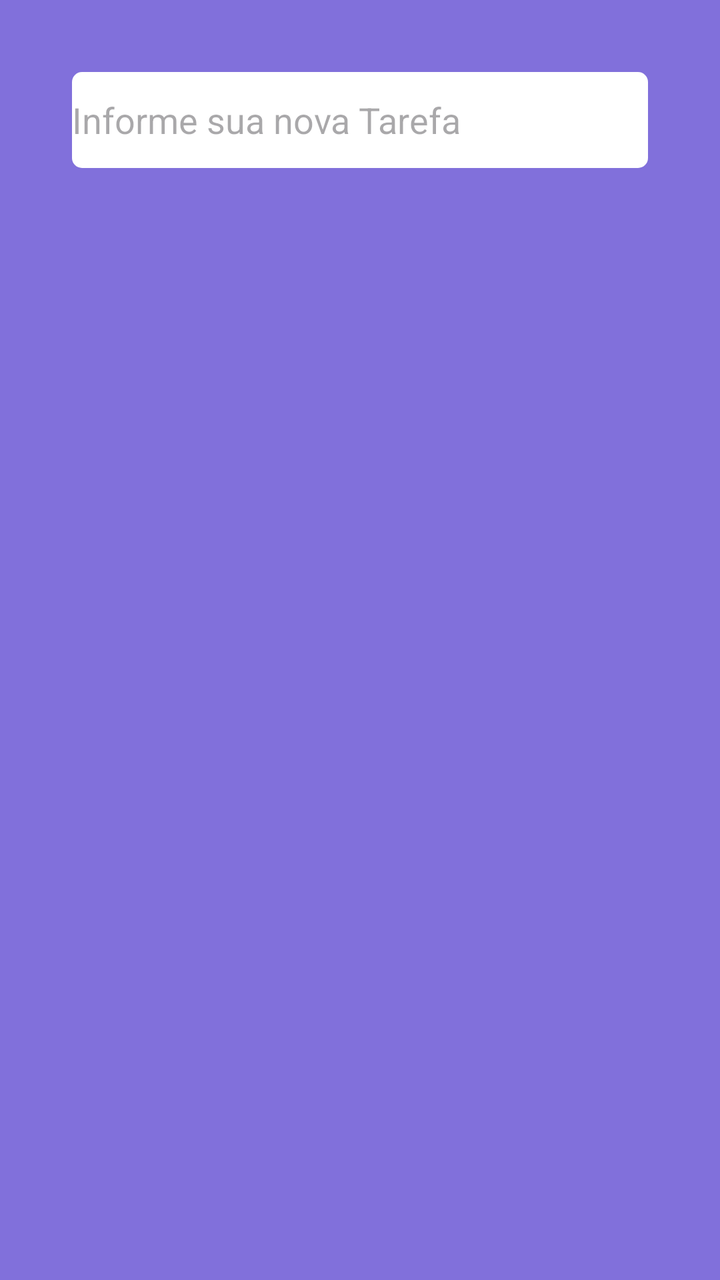
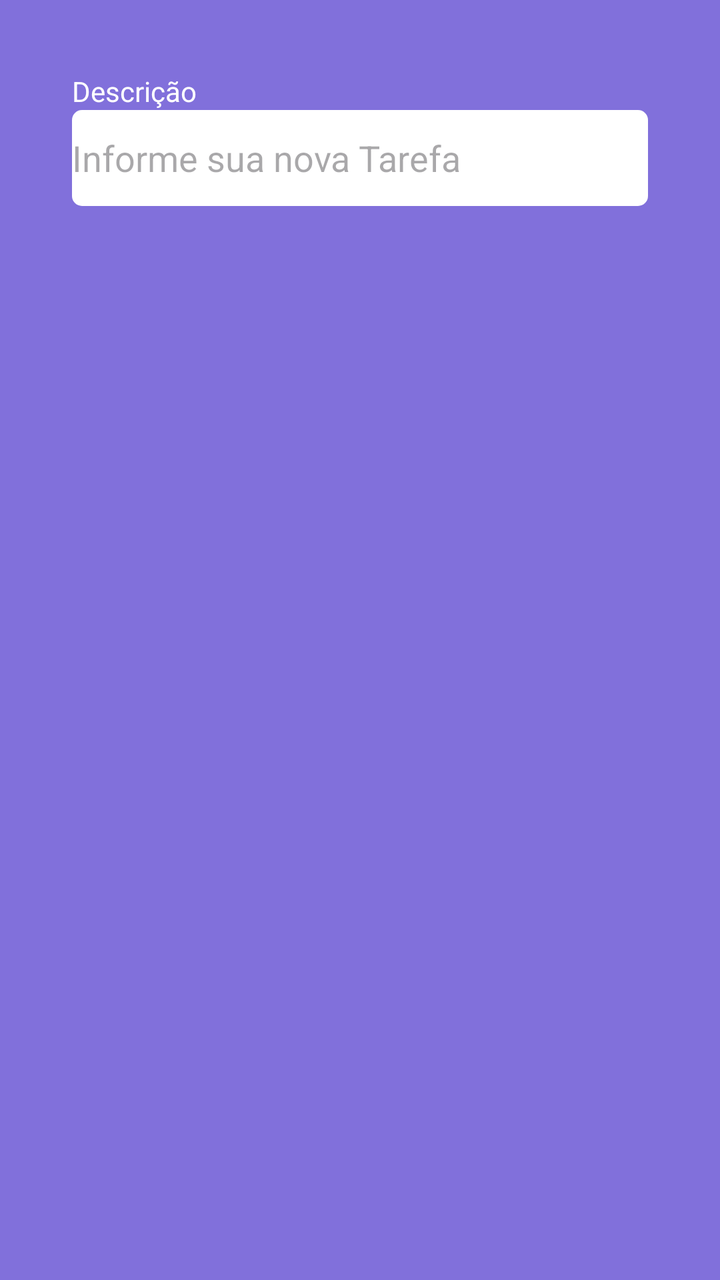

An Android layout rendered at two revisions. The XML below is the earlier revision; the diff shows what the commit changed to produce the second picture.
<!-- AndroidManifest.xml: application theme Theme.Kanban -->
<!-- res/layout/fragment_form_task.xml -->
<?xml version="1.0" encoding="utf-8"?>
<ScrollView xmlns:android="http://schemas.android.com/apk/res/android"
    xmlns:tools="http://schemas.android.com/tools"
    android:layout_width="match_parent"
    android:layout_height="match_parent"
    xmlns:app="http://schemas.android.com/apk/res-auto"
    tools:context=".ui.FormTaskFragment"
    android:padding="20dp"
    android:fillViewport="true">
    
<androidx.constraintlayout.widget.ConstraintLayout
    android:layout_width="match_parent"
    android:layout_height="match_parent"
    android:padding="16dp">

    <TextView
        android:id="@+id/textView"
        android:layout_width="wrap_content"
        android:layout_height="wrap_content"
        android:text="Descrição"
        android:textColor="@color/white"
        app:layout_constraintStart_toStartOf="parent"
        app:layout_constraintTop_toTopOf="parent" />

    <EditText
        android:id="@+id/editTextDescricao"
        android:layout_width="match_parent"
        android:layout_height="48dp"
        android:background="@drawable/bg_edit_text"
        android:hint="Informe sua nova Tarefa"
        app:layout_constraintEnd_toEndOf="parent"
        app:layout_constraintStart_toStartOf="parent"
        app:layout_constraintTop_toTopOf="@+id/textView"/>

</androidx.constraintlayout.widget.ConstraintLayout>

</ScrollView>
<!-- resources referenced by this layout -->
<resources>
  <color name="white">#FFFFFFFF</color>
  <!-- drawable bg_edit_text (drawable) -->
  <?xml version="1.0" encoding="utf-8"?>
  <shape xmlns:android="http://schemas.android.com/apk/res/android"
      android:shape="rectangle">
  
      <solid android:color="@color/white"/>
      <corners android:radius="5dp"/>
  
  </shape>
  <style name="Theme.Kanban" parent="Base.Theme.Kanban" />
  <style name="Base.Theme.Kanban" parent="Theme.Material3.DayNight.NoActionBar">
          
          
          <item name="colorPrimary">@color/color_default</item>
          <item name="colorPrimaryVariant">@color/color_default</item>
          <item name="android:windowBackground">@color/color_default</item>
      </style>
  <color name="color_default">#8170DB</color>
</resources>

<!-- the commit's change to res/layout/fragment_form_task.xml (unified diff, before → after) -->
@@ -30,7 +30,7 @@
         android:hint="Informe sua nova Tarefa"
         app:layout_constraintEnd_toEndOf="parent"
         app:layout_constraintStart_toStartOf="parent"
-        app:layout_constraintTop_toTopOf="@+id/textView"/>
+        app:layout_constraintTop_toBottomOf="@+id/textView"/>
 
 </androidx.constraintlayout.widget.ConstraintLayout>
 
